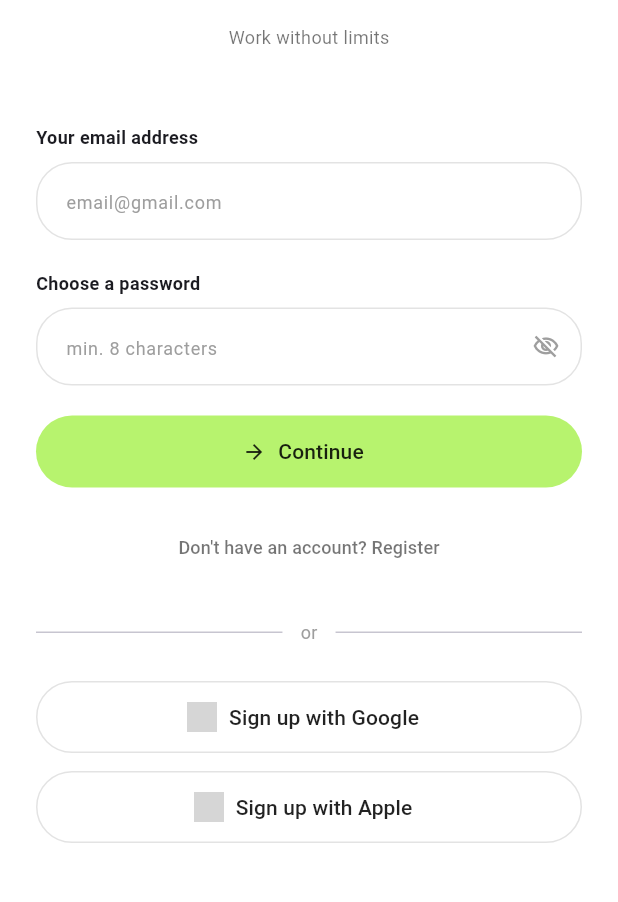
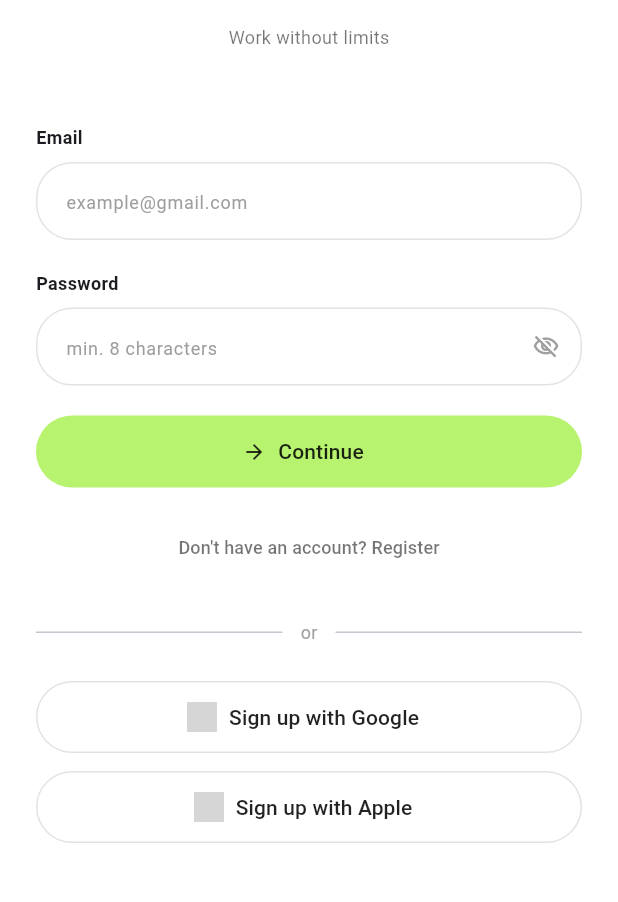
Before and after one commit to FaletehanAlF/Learning-layout-widget, a Flutter app: the screen it shows after launch, after a tap on "Get Started for Free", on a phone screen of 412 x 824 dp, the part 231-1133 px from its top. Run offline on Flutter 3.47's test engine with Material 3 defaults, Android fonts, the phone set to English and light mode, and no system bars; our stand-ins replace shared_preferences; network calls fail; grey boxes are pictures that could not be loaded.

Commit message:
update flutter

```diff
--- a/lib/pages/login_page.dart
+++ b/lib/pages/login_page.dart
@@ -131,7 +131,7 @@ class _LoginPageState extends State<LoginPage> {
                 const Align(
                   alignment: Alignment.centerLeft,
                   child: Text(
-                    'Your email address',
+                    'Email',
                     style: TextStyle(fontSize: 12, fontWeight: FontWeight.w600),
                   ),
                 ),
@@ -142,7 +142,7 @@ class _LoginPageState extends State<LoginPage> {
                   controller: emailController,
                   keyboardType: TextInputType.emailAddress,
                   decoration: InputDecoration(
-                    hintText: 'email@gmail.com',
+                    hintText: 'example@gmail.com',
                     hintStyle: const TextStyle(fontSize: 12, color: Colors.grey),
                     contentPadding: const EdgeInsets.symmetric(horizontal: 16, vertical: 14),
                     border: OutlineInputBorder(
@@ -162,7 +162,7 @@ class _LoginPageState extends State<LoginPage> {
                 const Align(
                   alignment: Alignment.centerLeft,
                   child: Text(
-                    'Choose a password',
+                    'Password',
                     style: TextStyle(fontSize: 12, fontWeight: FontWeight.w600),
                   ),
                 ),
@@ -204,7 +204,6 @@ class _LoginPageState extends State<LoginPage> {
 
                 const SizedBox(height: 20),
 
-                // Tombol Continue, navigasi ke HomePage
                 SizedBox(
                   width: double.infinity,
                   height: 48,
@@ -231,7 +230,6 @@ class _LoginPageState extends State<LoginPage> {
 
                 const SizedBox(height: 16),
 
-                // Link ke halaman Register tepat di bawah tombol Continue
                 TextButton(
                   onPressed: () {
                     Navigator.push(
```
